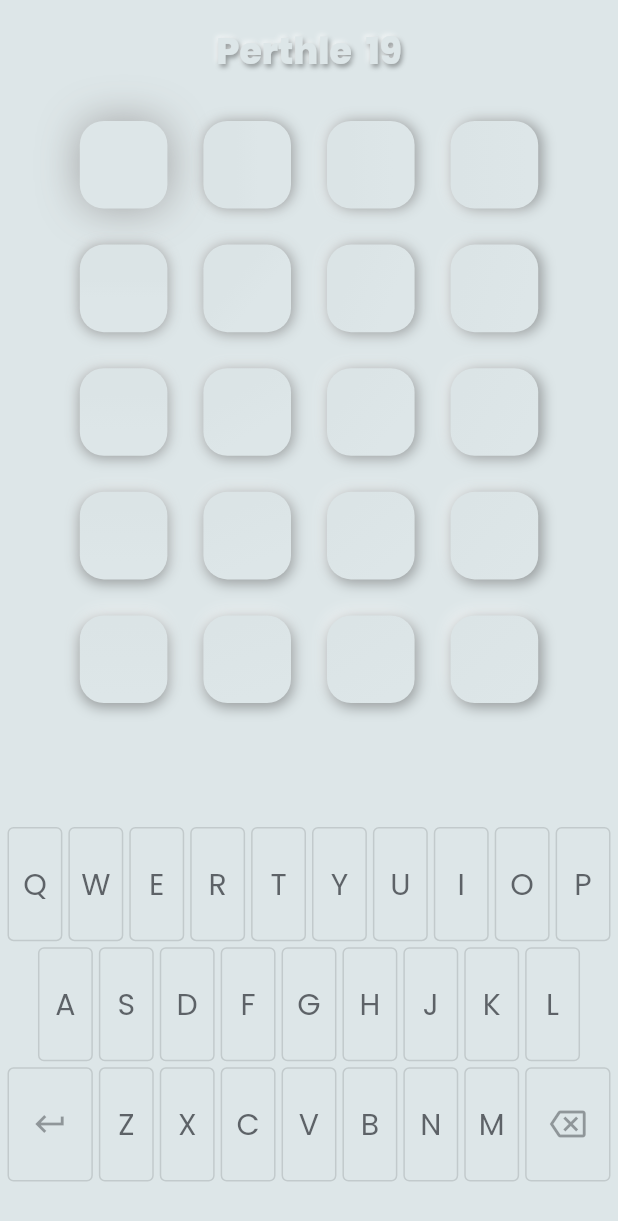
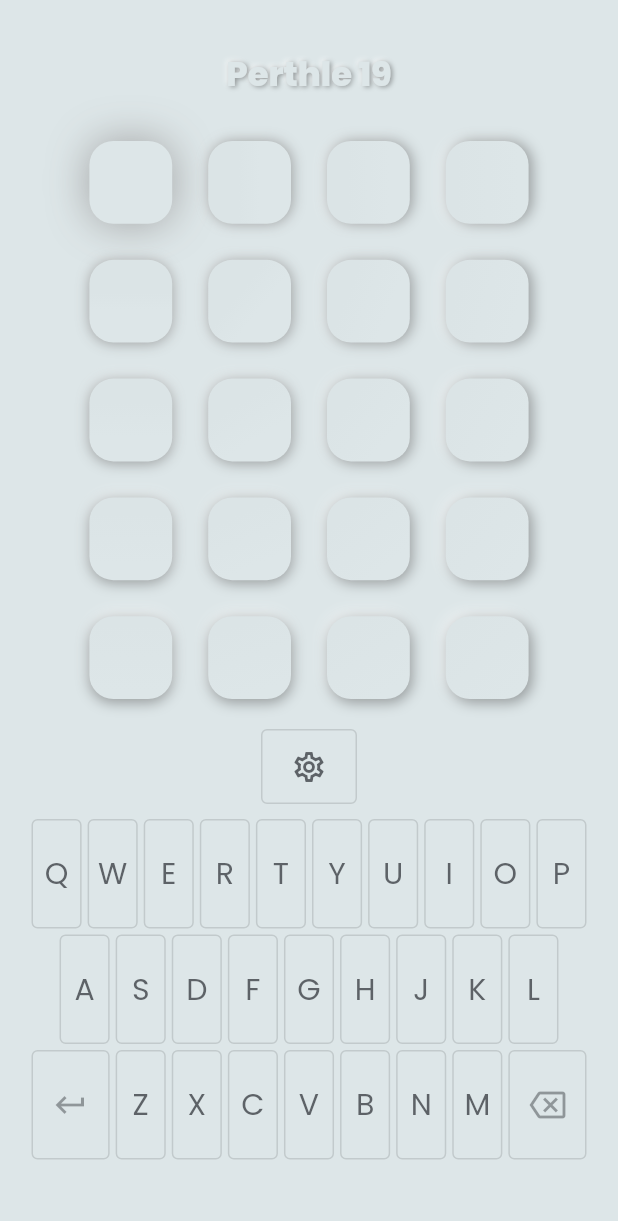
Before and after one commit to Alecadabra/perthle, a Flutter app: the screen it shows after launch, on a phone screen of 412 x 824 dp. Shown: the top 1221 px of the screen. Run offline on Flutter 3.47's test engine with Material 2 defaults, Android fonts, the phone set to English and light mode, and no system bars; drawn by our look-alikes of flutter_neumorphic; our stand-ins replace firebase_auth, firebase_core, localstorage, share_plus; accounts and stored records are empty; project files that could hold a hidden picture were left out.

```diff
--- /dev/null
+++ b/lib/controller/perthle_page_controller.dart
@@ -0,0 +1,18 @@
+import 'package:flutter/widgets.dart';
+
+class PerthleNavigator {
+  PerthleNavigator({required this.pageController});
+
+  final PageController pageController;
+
+  static const Duration _duration = Duration(milliseconds: 600);
+  static const Curve _curve = Curves.easeOutBack;
+
+  void toPerthle() {
+    pageController.animateToPage(0, duration: _duration, curve: _curve);
+  }
+
+  void toSettings() {
+    pageController.animateToPage(1, duration: _duration, curve: _curve);
+  }
+}
--- a/lib/page/start_page.dart
+++ b/lib/page/start_page.dart
@@ -1,18 +1,25 @@
-import 'package:flutter/material.dart';
+import 'package:flutter/cupertino.dart';
+import 'package:flutter/gestures.dart';
 import 'package:flutter_neumorphic/flutter_neumorphic.dart';
 import 'package:perthle/controller/daily_controller.dart';
+import 'package:perthle/controller/perthle_page_controller.dart';
 import 'package:perthle/controller/storage_controller.dart';
 import 'package:perthle/model/current_game_state.dart';
 import 'package:perthle/model/settings_data.dart';
+import 'package:perthle/page/settings_page.dart';
 import 'package:perthle/page/wordle_page.dart';
 
 class StartPage extends StatelessWidget {
-  const StartPage({
+  StartPage({
     final Key? key,
     required this.settings,
   }) : super(key: key);
 
   final SettingsData settings;
+
+  final PerthleNavigator _navigator = PerthleNavigator(
+    pageController: PageController(),
+  );
 
   @override
   Widget build(final BuildContext context) {
@@ -28,11 +35,22 @@ class StartPage extends StatelessWidget {
           duration: const Duration(milliseconds: 500),
           child: gameDataSnapshot.connectionState == ConnectionState.done
               // Game data loaded
-              ? WordlePage(
-                  word: daily.word,
-                  gameNum: daily.gameNum,
-                  gameState: gameDataSnapshot.data,
-                  settings: settings,
+              ? Container(
+                  color: NeumorphicTheme.baseColor(context),
+                  child: PageView(
+                    scrollBehavior: const PerthleScrollBehavior(),
+                    controller: _navigator.pageController,
+                    children: [
+                      WordlePage(
+                        word: daily.word,
+                        gameNum: daily.gameNum,
+                        gameState: gameDataSnapshot.data,
+                        settings: settings,
+                        navigator: _navigator,
+                      ),
+                      SettingsPage(navigator: _navigator),
+                    ],
+                  ),
                 )
               // Game data not yet loaded
               : const Scaffold(),
@@ -41,3 +59,30 @@ class StartPage extends StatelessWidget {
     );
   }
 }
+
+class PerthleScrollBehavior extends ScrollBehavior {
+  const PerthleScrollBehavior() : super(androidOverscrollIndicator: null);
+
+  @override
+  Set<PointerDeviceKind> get dragDevices => PointerDeviceKind.values.toSet();
+
+  @override
+  ScrollPhysics getScrollPhysics(final BuildContext context) {
+    return const BouncingScrollPhysics();
+  }
+
+  @override
+  Widget buildScrollbar(
+    final BuildContext context,
+    final Widget child,
+    final ScrollableDetails details,
+  ) {
+    return SafeArea(
+      minimum: const EdgeInsets.all(16),
+      child: Scrollbar(
+        controller: details.controller,
+        child: child,
+      ),
+    );
+  }
+}
--- a/lib/page/wordle_page.dart
+++ b/lib/page/wordle_page.dart
@@ -1,5 +1,6 @@
 import 'package:flutter/services.dart';
 import 'package:flutter_neumorphic/flutter_neumorphic.dart';
+import 'package:perthle/controller/perthle_page_controller.dart';
 import 'package:perthle/controller/shake_controller.dart';
 import 'package:perthle/controller/storage_controller.dart';
 import 'package:perthle/controller/wordle_controller.dart';
@@ -18,6 +19,7 @@ class WordlePage extends StatefulWidget {
     required this.gameNum,
     required this.gameState,
     required this.settings,
+    required this.navigator,
   })  : word = word.toUpperCase(),
         super(key: key);
 
@@ -25,6 +27,7 @@ class WordlePage extends StatefulWidget {
   final int gameNum;
   final CurrentGameData? gameState;
   final SettingsData settings;
+  final PerthleNavigator navigator;
 
   @override
   State<WordlePage> createState() => _WordlePageState();
@@ -94,7 +97,7 @@ class _WordlePageState extends State<WordlePage>
             Expanded(
               flex: 2,
               child: PerthleAppBar(
-                gameNum: widget.gameNum,
+                title: 'Perthle ${widget.gameNum}',
                 lightSource: _lightSource,
                 shaker: shaker,
               ),
@@ -107,15 +110,20 @@ class _WordlePageState extends State<WordlePage>
             ),
 
             // Board-Keyboard gap
-            // Expanded(
-            //   flex: 2,
-            //   child: OutlinedButton(
-            //     onPressed: () async =>
-            //         StorageController.of(context).setSettings(SettingsData()),
-            //     child: Text('${widget.settings.toJson()}'),
-            //   ),
-            // ),
-            const Spacer(flex: 2),
+            Expanded(
+              flex: 2,
+              child: Padding(
+                padding: const EdgeInsets.all(8.0),
+                child: OutlinedButton(
+                  onPressed: () async => widget.navigator.toSettings(),
+                  child: Icon(
+                    Icons.settings_outlined,
+                    color: NeumorphicTheme.defaultTextColor(context),
+                  ),
+                ),
+              ),
+            ),
+            // const Spacer(flex: 2),
 
             // Keyboard / Stats switcher
             Expanded(
--- a/lib/widget/perthle_appbar.dart
+++ b/lib/widget/perthle_appbar.dart
@@ -4,12 +4,12 @@ import 'package:perthle/controller/shake_controller.dart';
 class PerthleAppBar extends StatelessWidget {
   const PerthleAppBar({
     final Key? key,
-    required this.gameNum,
+    required this.title,
     required this.lightSource,
     required this.shaker,
   }) : super(key: key);
 
-  final int gameNum;
+  final String title;
   final LightSource lightSource;
   final ShakeController shaker;
 
@@ -29,7 +29,7 @@ class PerthleAppBar extends StatelessWidget {
               child: Stack(
                 children: [
                   NeumorphicText(
-                    'Perthle  $gameNum',
+                    title,
                     duration: Duration(
                       // Speed up when shaking
                       milliseconds: shaker.offset != 0 ? 0 : 400,
```
Also changed, not shown: lib/page/settings_page.dart (added, +39 -0 lines).
